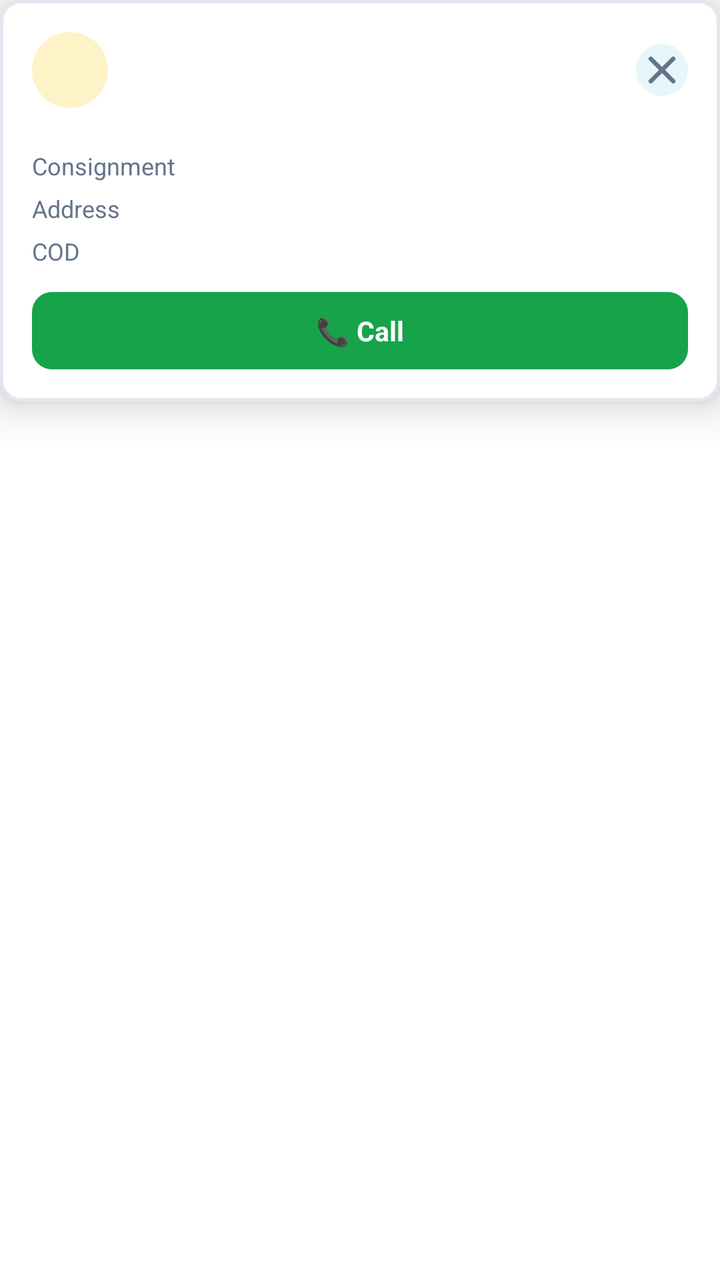
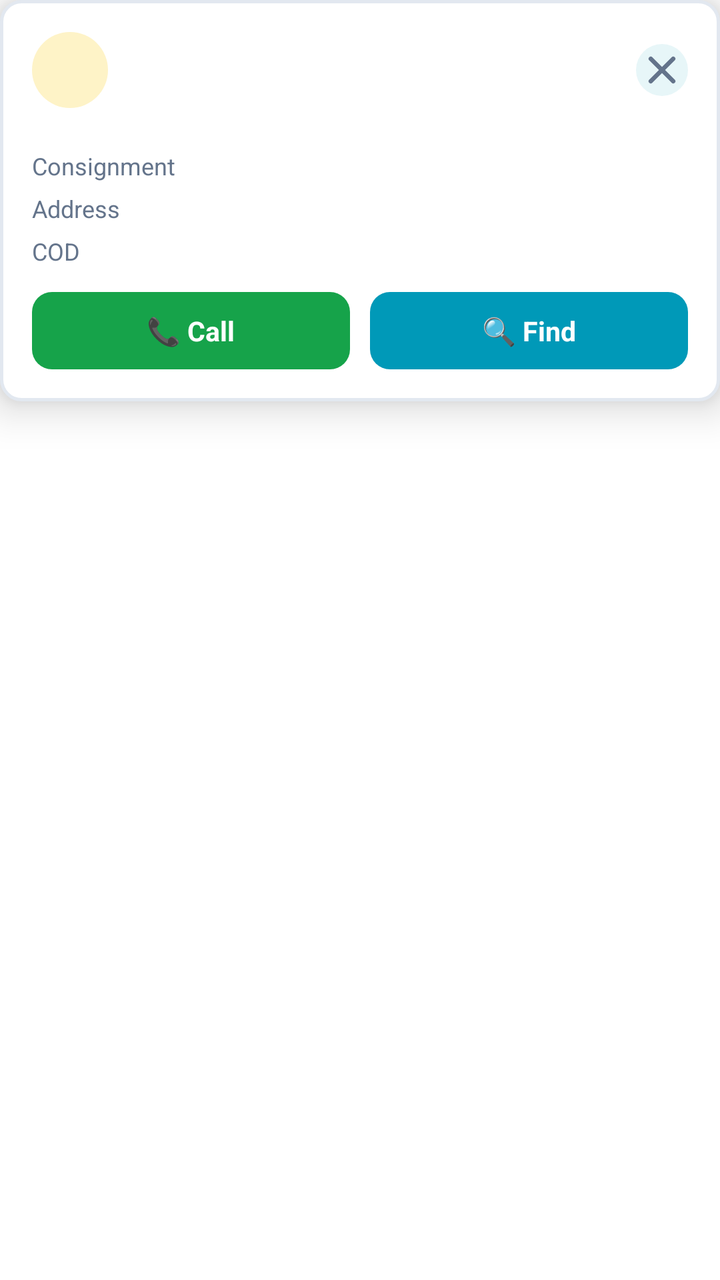

Compare the two renders of this Android layout. The source of the first and the diff that turns it into the second are given below.
<!-- AndroidManifest.xml: application theme Theme.DataBridge -->
<!-- res/layout/overlay_history_remark.xml -->
<?xml version="1.0" encoding="utf-8"?>
<ScrollView xmlns:android="http://schemas.android.com/apk/res/android"
    android:layout_width="match_parent"
    android:layout_height="wrap_content"
    android:maxHeight="560dp"
    android:overScrollMode="never">

<LinearLayout
    android:layout_width="match_parent"
    android:layout_height="wrap_content"
    android:orientation="vertical"
    android:background="@drawable/bg_card_rounded"
    android:padding="16dp"
    android:elevation="12dp">

    
    <LinearLayout
        android:layout_width="match_parent"
        android:layout_height="wrap_content"
        android:orientation="horizontal"
        android:gravity="center_vertical">

        <TextView
            android:id="@+id/tvHrInitial"
            android:layout_width="38dp"
            android:layout_height="38dp"
            android:background="@drawable/bg_overlay_badge_status"
            android:gravity="center"
            android:textSize="14sp"
            android:textStyle="bold"
            android:textColor="#0099B8" />

        <LinearLayout
            android:layout_width="0dp"
            android:layout_height="wrap_content"
            android:layout_weight="1"
            android:layout_marginStart="10dp"
            android:orientation="vertical">

            <TextView
                android:id="@+id/tvHrName"
                android:layout_width="match_parent"
                android:layout_height="wrap_content"
                android:textSize="15.5sp"
                android:textStyle="bold"
                android:textColor="#0F172A"
                android:maxLines="1"
                android:ellipsize="end" />

            <TextView
                android:id="@+id/tvHrPhone"
                android:layout_width="match_parent"
                android:layout_height="wrap_content"
                android:textSize="12sp"
                android:textColor="#64748B" />
        </LinearLayout>

        <TextView
            android:id="@+id/tvHrCallingBadge"
            android:layout_width="wrap_content"
            android:layout_height="wrap_content"
            android:text="Calling…"
            android:textSize="10.5sp"
            android:textStyle="bold"
            android:textColor="#15803D"
            android:background="@drawable/badge_bg_channel"
            android:paddingHorizontal="9dp"
            android:paddingVertical="4dp"
            android:layout_marginEnd="6dp"
            android:visibility="gone" />

        <ImageButton
            android:id="@+id/btnHrClose"
            android:layout_width="26dp"
            android:layout_height="26dp"
            android:background="@drawable/bg_icon_button_chip"
            android:src="@drawable/ic_close_small"
            android:contentDescription="Dismiss"
            android:padding="6dp" />
    </LinearLayout>

    
    <LinearLayout
        android:layout_width="match_parent"
        android:layout_height="wrap_content"
        android:orientation="vertical"
        android:layout_marginTop="10dp"
        android:paddingTop="10dp">

        <LinearLayout
            android:layout_width="match_parent"
            android:layout_height="wrap_content"
            android:orientation="horizontal"
            android:layout_marginBottom="4dp">
            <TextView android:layout_width="0dp" android:layout_height="wrap_content" android:layout_weight="1"
                android:text="Consignment" android:textSize="12sp" android:textColor="#64748B" />
            <TextView android:id="@+id/tvHrConsignment" android:layout_width="wrap_content" android:layout_height="wrap_content"
                android:textSize="12.5sp" android:textColor="#0F172A" />
        </LinearLayout>

        <LinearLayout
            android:layout_width="match_parent"
            android:layout_height="wrap_content"
            android:orientation="horizontal"
            android:layout_marginBottom="4dp">
            <TextView android:layout_width="0dp" android:layout_height="wrap_content" android:layout_weight="1"
                android:text="Address" android:textSize="12sp" android:textColor="#64748B" />
            <TextView android:id="@+id/tvHrAddress" android:layout_width="0dp" android:layout_height="wrap_content"
                android:layout_weight="1.6" android:gravity="end" android:maxLines="2" android:ellipsize="end"
                android:textSize="12.5sp" android:textColor="#0F172A" />
        </LinearLayout>

        <LinearLayout
            android:layout_width="match_parent"
            android:layout_height="wrap_content"
            android:orientation="horizontal">
            <TextView android:layout_width="0dp" android:layout_height="wrap_content" android:layout_weight="1"
                android:text="COD" android:textSize="12sp" android:textColor="#64748B" />
            <TextView android:id="@+id/tvHrCod" android:layout_width="wrap_content" android:layout_height="wrap_content"
                android:textSize="12.5sp" android:textStyle="bold" android:textColor="#0099B8" />
        </LinearLayout>
    </LinearLayout>

    
    <TextView
        android:id="@+id/btnHrCall"
        android:layout_width="match_parent"
        android:layout_height="wrap_content"
        android:layout_marginTop="12dp"
        android:background="@drawable/bg_overlay_cta_success"
        android:text="📞 Call"
        android:textColor="#FFFFFF"
        android:textSize="13.5sp"
        android:textStyle="bold"
        android:gravity="center"
        android:paddingVertical="10dp" />

    
    <TextView
        android:id="@+id/btnHrSetRemarks"
        android:layout_width="match_parent"
        android:layout_height="wrap_content"
        android:layout_marginTop="13dp"
        android:background="@drawable/bg_overlay_badge_status"
        android:text="📝 Set remark"
        android:textColor="#0F172A"
        android:textSize="12.5sp"
        android:textStyle="bold"
        android:gravity="center"
        android:paddingVertical="10dp"
        android:visibility="gone" />

    <LinearLayout
        android:id="@+id/llHrRemarkSection"
        android:layout_width="match_parent"
        android:layout_height="wrap_content"
        android:orientation="vertical"
        android:visibility="gone">

        <TextView
            android:layout_width="wrap_content"
            android:layout_height="wrap_content"
            android:layout_marginTop="13dp"
            android:text="Quick remarks"
            android:textSize="11.5sp"
            android:textColor="#64748B" />

        <ScrollView
            android:layout_width="match_parent"
            android:layout_height="wrap_content"
            android:layout_marginTop="6dp"
            android:scrollbars="none">
            <LinearLayout
                android:id="@+id/llHrRemarkChips"
                android:layout_width="match_parent"
                android:layout_height="wrap_content"
                android:orientation="vertical" />
        </ScrollView>

        <EditText
            android:id="@+id/etHrNote"
            android:layout_width="match_parent"
            android:layout_height="wrap_content"
            android:layout_marginTop="8dp"
            android:background="@drawable/bg_overlay_badge_status"
            android:hint="নোট লিখুন (ঐচ্ছিক)"
            android:textSize="12.5sp"
            android:minLines="2"
            android:gravity="top|start"
            android:padding="9dp"
            android:inputType="textMultiLine" />

        
        <LinearLayout
            android:layout_width="match_parent"
            android:layout_height="wrap_content"
            android:orientation="horizontal"
            android:layout_marginTop="10dp">

            <TextView
                android:id="@+id/btnHrDismiss"
                android:layout_width="0dp"
                android:layout_height="wrap_content"
                android:layout_weight="1"
                android:layout_marginEnd="6dp"
                android:background="@drawable/bg_overlay_badge_status"
                android:text="Close"
                android:textColor="#0F172A"
                android:textSize="12.5sp"
                android:textStyle="bold"
                android:gravity="center"
                android:paddingVertical="10dp" />

            <TextView
                android:id="@+id/btnHrSave"
                android:layout_width="0dp"
                android:layout_height="wrap_content"
                android:layout_weight="1"
                android:background="@drawable/bg_overlay_cta"
                android:text="Save remark"
                android:textColor="#FFFFFF"
                android:textSize="12.5sp"
                android:textStyle="bold"
                android:gravity="center"
                android:paddingVertical="10dp" />

        </LinearLayout>

    </LinearLayout>

    <TextView
        android:id="@+id/tvHrAgentMissing"
        android:layout_width="match_parent"
        android:layout_height="wrap_content"
        android:layout_marginTop="8dp"
        android:text="⚠ Agent info not found for this parcel — add a remark from Call Center"
        android:textSize="11.5sp"
        android:textColor="#B45309"
        android:visibility="gone" />

    <TextView
        android:id="@+id/tvHrConfirmation"
        android:layout_width="match_parent"
        android:layout_height="wrap_content"
        android:layout_marginTop="10dp"
        android:text="✓ Remark saved"
        android:textSize="13sp"
        android:textStyle="bold"
        android:textColor="#15803D"
        android:gravity="center"
        android:visibility="gone" />

</LinearLayout>
</ScrollView>
<!-- resources referenced by this layout -->
<resources>
  <!-- drawable badge_bg_channel (drawable) -->
  <?xml version="1.0" encoding="utf-8"?>
  <shape xmlns:android="http://schemas.android.com/apk/res/android"
      android:shape="rectangle">
      <solid android:color="#E7F6F8" />
      <stroke android:width="1dp" android:color="#0099b8" />
      <corners android:radius="8dp" />
  </shape>
  <!-- drawable bg_card_rounded (drawable) -->
  <?xml version="1.0" encoding="utf-8"?>
  <shape xmlns:android="http://schemas.android.com/apk/res/android"
      android:shape="rectangle">
      <solid android:color="@color/theme_bg_card" />
      <stroke android:width="1.5dp" android:color="@color/theme_border" />
      <corners android:radius="10dp" />
  </shape>
  <!-- drawable bg_icon_button_chip (drawable) -->
  <?xml version="1.0" encoding="utf-8"?>
  <shape xmlns:android="http://schemas.android.com/apk/res/android"
      android:shape="oval">
      <solid android:color="#E7F6F8" />
  </shape>
  <!-- drawable bg_overlay_badge_status (drawable) -->
  <?xml version="1.0" encoding="utf-8"?>
  <shape xmlns:android="http://schemas.android.com/apk/res/android"
      android:shape="rectangle">
      <solid android:color="#FEF3C7" />
      <corners android:radius="20dp" />
  </shape>
  <!-- drawable bg_overlay_cta (drawable) -->
  <?xml version="1.0" encoding="utf-8"?>
  <shape xmlns:android="http://schemas.android.com/apk/res/android"
      android:shape="rectangle">
      <solid android:color="#0099B8" />
      <corners android:radius="10dp" />
  </shape>
  <!-- drawable bg_overlay_cta_success (drawable) -->
  <?xml version="1.0" encoding="utf-8"?>
  <shape xmlns:android="http://schemas.android.com/apk/res/android"
      android:shape="rectangle">
      <solid android:color="#16A34A" />
      <corners android:radius="10dp" />
  </shape>
  <!-- drawable ic_close_small (drawable) -->
  <?xml version="1.0" encoding="utf-8"?>
  <vector xmlns:android="http://schemas.android.com/apk/res/android"
      android:width="24dp"
      android:height="24dp"
      android:viewportWidth="24"
      android:viewportHeight="24">
      <path
          android:pathData="M6.4,6.4l11.2,11.2M17.6,6.4L6.4,17.6"
          android:strokeColor="#64748B"
          android:strokeWidth="2.2"
          android:strokeLineCap="round" />
  </vector>
  <style name="Theme.DataBridge" parent="Theme.MaterialComponents.DayNight.NoActionBar">
      <item name="colorPrimary">#00d4ff</item>
      <item name="colorPrimaryVariant">#16213e</item>
      <item name="colorOnPrimary">#ffffff</item>
      <item name="colorSecondary">#00d4ff</item>
      <item name="android:statusBarColor">#1a1a2e</item>
  </style>
  <color name="theme_bg_card">#ffffff</color>
  <color name="theme_border">#e2e8f0</color>
</resources>

<!-- the commit's change to res/layout/overlay_history_remark.xml (unified diff, before → after) -->
@@ -122,18 +122,40 @@
     </LinearLayout>
 
     
-    <TextView
-        android:id="@+id/btnHrCall"
-        android:layout_width="match_parent"
-        android:layout_height="wrap_content"
-        android:layout_marginTop="12dp"
-        android:background="@drawable/bg_overlay_cta_success"
-        android:text="📞 Call"
-        android:textColor="#FFFFFF"
-        android:textSize="13.5sp"
-        android:textStyle="bold"
-        android:gravity="center"
-        android:paddingVertical="10dp" />
+    <LinearLayout
+        android:layout_width="match_parent"
+        android:layout_height="wrap_content"
+        android:orientation="horizontal"
+        android:layout_marginTop="12dp">
+
+        <TextView
+            android:id="@+id/btnHrCall"
+            android:layout_width="0dp"
+            android:layout_height="wrap_content"
+            android:layout_weight="1"
+            android:layout_marginEnd="5dp"
+            android:background="@drawable/bg_overlay_cta_success"
+            android:text="📞 Call"
+            android:textColor="#FFFFFF"
+            android:textSize="13.5sp"
+            android:textStyle="bold"
+            android:gravity="center"
+            android:paddingVertical="10dp" />
+
+        <TextView
+            android:id="@+id/btnHrFinder"
+            android:layout_width="0dp"
+            android:layout_height="wrap_content"
+            android:layout_weight="1"
+            android:layout_marginStart="5dp"
+            android:background="@drawable/bg_overlay_cta"
+            android:text="🔍 Find"
+            android:textColor="#FFFFFF"
+            android:textSize="13.5sp"
+            android:textStyle="bold"
+            android:gravity="center"
+            android:paddingVertical="10dp" />
+    </LinearLayout>
 
     
     <TextView
